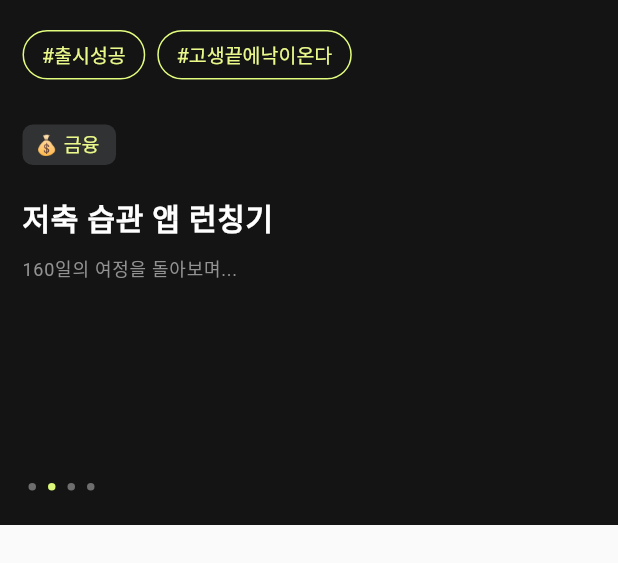
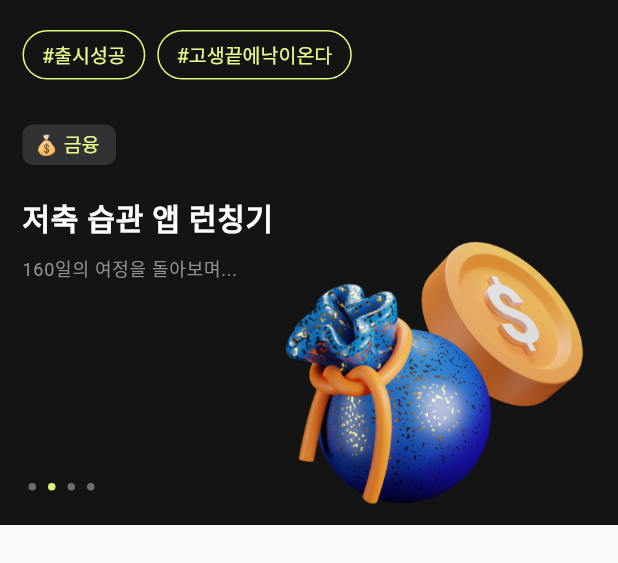
Before and after one commit to zixxin/grit_mimesis, a Flutter app: the screen it shows after launch, on a phone screen of 412 x 824 dp, the part 84-647 px from its top. Run offline on Flutter 3.47's test engine with Material 2 defaults, Android fonts, the phone set to English and light mode, and no system bars; drawn by our look-alikes of dots_indicator.

Commit message:
titleSection 구현 완료

```diff
--- a/lib/home.dart
+++ b/lib/home.dart
@@ -165,6 +165,16 @@ Widget TitleSection(BuildContext context) {
                 textAlign: TextAlign.center,
               ),
             ),
+            Stack(
+              children: <Widget>[
+                Container(
+                  margin: const EdgeInsets.only(left: 190, top: 50),
+                  child: Image.asset('image/money.png', width: 200),
+                ),
+                Column(
+                  mainAxisAlignment: MainAxisAlignment.start,
+                  crossAxisAlignment: CrossAxisAlignment.start,
+                  children: [
                     Container(
                       margin: const EdgeInsets.only(top: 20, left: 15),
                       child: const Text(
@@ -182,7 +192,9 @@ Widget TitleSection(BuildContext context) {
                       child: const Text(
                         '160일의 여정을 돌아보며...',
                         style: TextStyle(
-                    letterSpacing: 0.5, color: Color(0xFF929292), fontSize: 12),
+                            letterSpacing: 0.5,
+                            color: Color(0xFF929292),
+                            fontSize: 12),
                         textAlign: TextAlign.center,
                       ),
                     ),
@@ -203,6 +215,10 @@ Widget TitleSection(BuildContext context) {
                       ),
                     ),
                   ],
+                )
+              ],
+            ),
+          ],
         ),
       ),
     ],
--- a/pubspec.yaml
+++ b/pubspec.yaml
@@ -61,6 +61,7 @@ flutter:
   # To add assets to your application, add an assets section, like this:
   assets:
     - image/logo.png
+    - image/money.png
 
   # An image asset can refer to one or more resolution-specific "variants", see
   # https://flutter.dev/assets-and-images/#resolution-aware
```
Also changed, not shown: image/money.png (added). Lines whose indentation alone changed are shown as unchanged.
